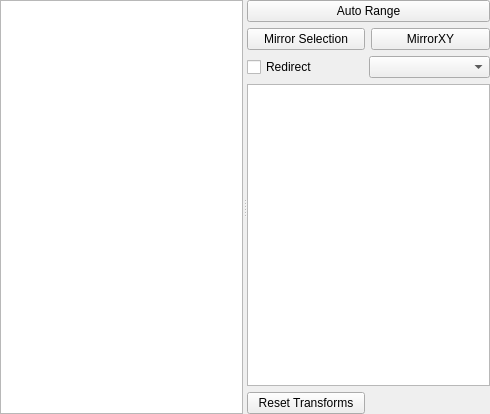
First picture: the form in acq4/pyqtgraph/canvas/CanvasTemplate.ui, repository acq4/acq4, before the edit.
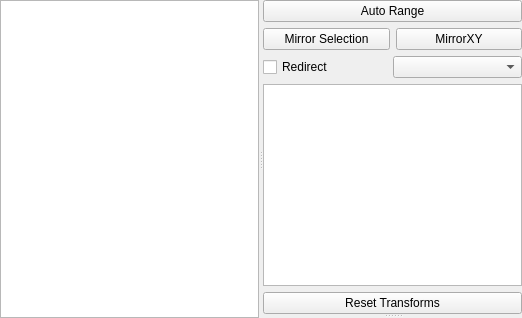
Second picture: the form after the edit. Custom widgets are drawn as their Qt base class.

The edit to the form file:
```diff
--- a/acq4/pyqtgraph/canvas/CanvasTemplate.ui
+++ b/acq4/pyqtgraph/canvas/CanvasTemplate.ui
@@ -6,29 +6,30 @@
    <rect>
     <x>0</x>
     <y>0</y>
-    <width>490</width>
-    <height>414</height>
+    <width>522</width>
+    <height>318</height>
    </rect>
   </property>
   <property name="windowTitle">
    <string>Form</string>
   </property>
-  <layout class="QGridLayout" name="gridLayout">
+  <layout class="QGridLayout" name="gridLayout_2">
    <property name="margin">
     <number>0</number>
    </property>
-   <property name="spacing">
-    <number>0</number>
-   </property>
    <item row="0" column="0">
     <widget class="QSplitter" name="splitter">
      <property name="orientation">
       <enum>Qt::Horizontal</enum>
      </property>
      <widget class="GraphicsView" name="view"/>
-     <widget class="QWidget" name="layoutWidget">
-      <layout class="QGridLayout" name="gridLayout_2">
-       <item row="2" column="0" colspan="2">
+     <widget class="QSplitter" name="vsplitter">
+      <property name="orientation">
+       <enum>Qt::Vertical</enum>
+      </property>
+      <widget class="QWidget" name="">
+       <layout class="QGridLayout" name="gridLayout">
+        <item row="0" column="0" colspan="2">
         <widget class="QPushButton" name="autoRangeBtn">
          <property name="sizePolicy">
           <sizepolicy hsizetype="Minimum" vsizetype="Fixed">
@@ -41,7 +42,21 @@
          </property>
         </widget>
        </item>
-       <item row="5" column="0" colspan="2">
+        <item row="1" column="0">
+         <widget class="QPushButton" name="mirrorSelectionBtn">
+          <property name="text">
+           <string>Mirror Selection</string>
+          </property>
+         </widget>
+        </item>
+        <item row="1" column="1">
+         <widget class="QPushButton" name="reflectSelectionBtn">
+          <property name="text">
+           <string>MirrorXY</string>
+          </property>
+         </widget>
+        </item>
+        <item row="2" column="0" colspan="2">
         <layout class="QHBoxLayout" name="horizontalLayout">
          <property name="spacing">
           <number>0</number>
@@ -61,7 +76,7 @@
          </item>
         </layout>
        </item>
-       <item row="6" column="0" colspan="2">
+        <item row="3" column="0" colspan="2">
         <widget class="TreeWidget" name="itemList">
          <property name="sizePolicy">
           <sizepolicy hsizetype="Expanding" vsizetype="Expanding">
@@ -79,35 +94,22 @@
          </column>
         </widget>
        </item>
-       <item row="10" column="0" colspan="2">
-        <layout class="QGridLayout" name="ctrlLayout">
-         <property name="spacing">
-          <number>0</number>
-         </property>
-        </layout>
-       </item>
-       <item row="7" column="0">
+        <item row="4" column="0" colspan="2">
         <widget class="QPushButton" name="resetTransformsBtn">
          <property name="text">
           <string>Reset Transforms</string>
          </property>
         </widget>
        </item>
-       <item row="3" column="0">
-        <widget class="QPushButton" name="mirrorSelectionBtn">
-         <property name="text">
-          <string>Mirror Selection</string>
-         </property>
-        </widget>
-       </item>
-       <item row="3" column="1">
-        <widget class="QPushButton" name="reflectSelectionBtn">
-         <property name="text">
-          <string>MirrorXY</string>
-         </property>
-        </widget>
-       </item>
-      </layout>
+       </layout>
+      </widget>
+      <widget class="QWidget" name="">
+       <layout class="QGridLayout" name="ctrlLayout">
+        <property name="spacing">
+         <number>0</number>
+        </property>
+       </layout>
+      </widget>
      </widget>
     </widget>
    </item>
```
Lines whose indentation alone changed are shown as unchanged.
